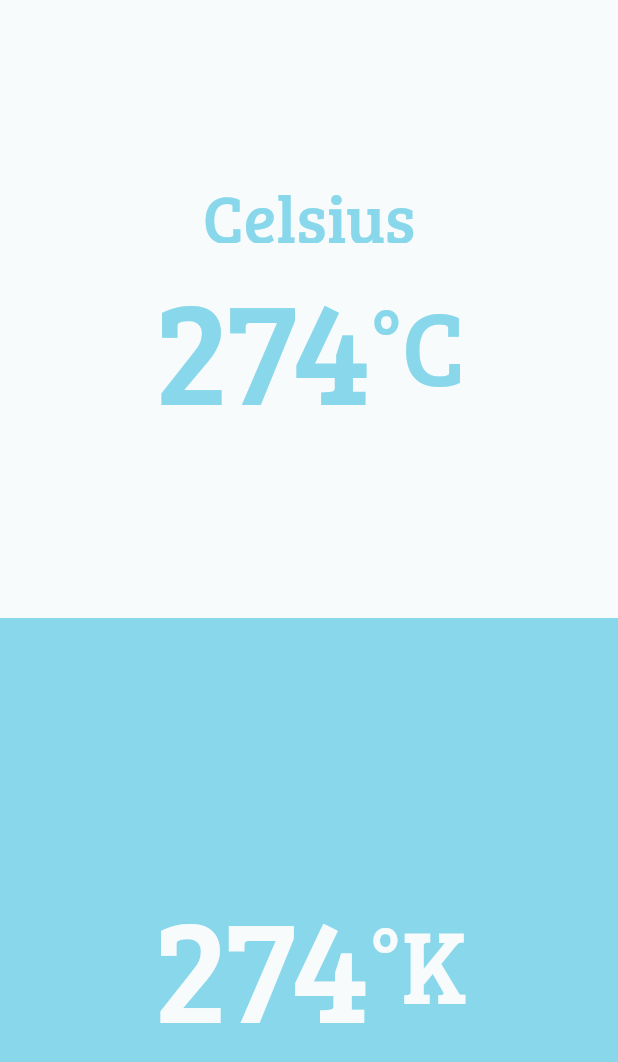
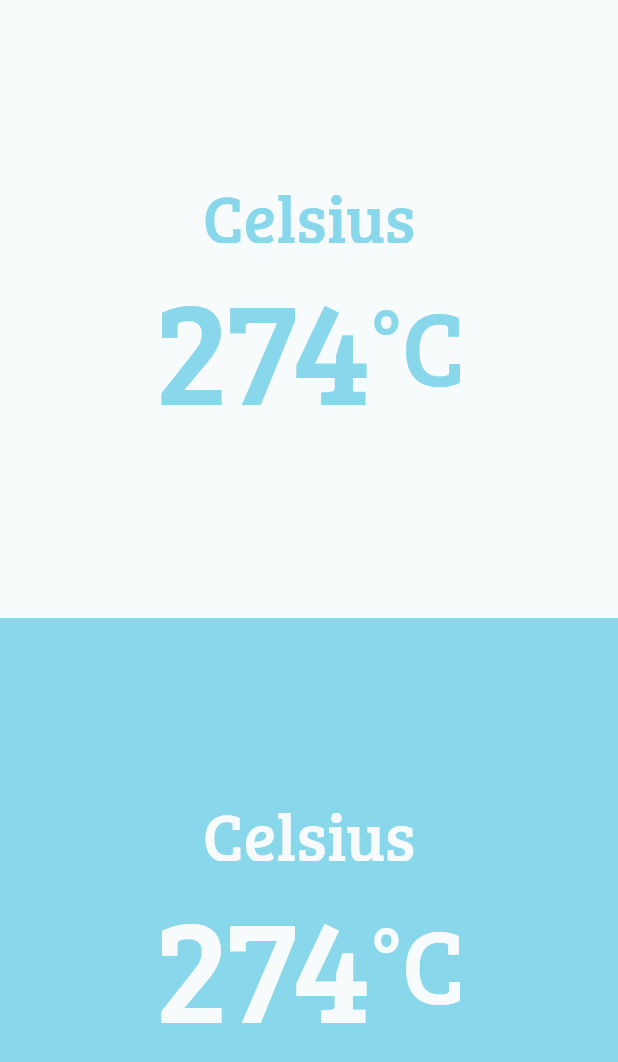
Before and after one commit to koplakzs/conversi_temperature-flutter, a Flutter app: the screen it shows after launch, on a phone screen of 412 x 824 dp. Shown: the top 1062 px of the screen. Run offline on Flutter 3.47's test engine with Material 2 defaults, Android fonts, the light colour scheme and no system bars.

Commit message:
penyesuaian tata letak

```diff
--- a/lib/widget/input_temperatur.dart
+++ b/lib/widget/input_temperatur.dart
@@ -63,7 +63,8 @@ class _InputTemperatureState extends State<InputTemperature> {
                 color: MyTheme.blue,
                 fontFamily: 'BreeSerif-Regular',
                 fontSize: 45),
-            elevation: 5,
+            elevation: 2,
+            dropdownColor: MyTheme.white,
           ),
           Row(
             mainAxisAlignment: MainAxisAlignment.center,
--- a/lib/widget/result_temperature.dart
+++ b/lib/widget/result_temperature.dart
@@ -57,10 +57,11 @@ class _ResultTemperatureState extends State<ResultTemperature> {
               alignment: Alignment.center,
               icon: Container(),
               style: TextStyle(
-                color: MyTheme.blue,
+                  color: MyTheme.white,
                   fontFamily: 'BreeSerif-Regular',
                   fontSize: 45),
-            elevation: 5,
+              elevation: 2,
+              dropdownColor: MyTheme.blue,
             ),
             Row(
               mainAxisAlignment: MainAxisAlignment.center,
@@ -70,7 +71,7 @@ class _ResultTemperatureState extends State<ResultTemperature> {
                         color: MyTheme.white,
                         fontFamily: 'BreeSerif-Regular',
                         fontSize: 100)),
-              Text('\u00B0K',
+                Text('\u00B0$selectSymbol',
                     style: TextStyle(
                         color: MyTheme.white,
                         fontFamily: 'BreeSerif-Regular',
@@ -79,6 +80,7 @@ class _ResultTemperatureState extends State<ResultTemperature> {
             )
           ],
         ),
-    ));
+      ),
+    );
   }
 }
```
Lines whose indentation alone changed are shown as unchanged.
